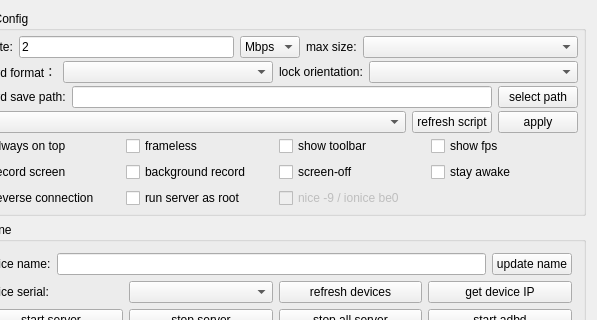
Old version of the form QtScrcpy/ui/dialog.ui in the repository uruhara91/QtScrcpy-Refactored; both pictures show x 696 to 1293 and y 0 to 320 of the 1293 by 502 pixel window.
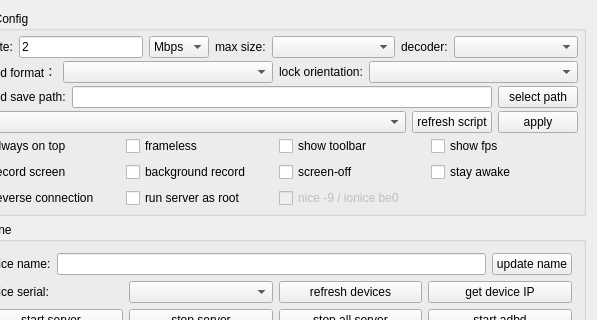
New version of the form.

The edit to the form file:
```diff
--- a/QtScrcpy/ui/dialog.ui
+++ b/QtScrcpy/ui/dialog.ui
@@ -403,6 +403,32 @@
               </property>
              </widget>
             </item>
+            <item>
+             <widget class="QLabel" name="label_decoder">
+              <property name="sizePolicy">
+               <sizepolicy hsizetype="Maximum" vsizetype="Preferred">
+                <horstretch>0</horstretch>
+                <verstretch>0</verstretch>
+               </sizepolicy>
+              </property>
+              <property name="text">
+               <string>decoder:</string>
+              </property>
+             </widget>
+            </item>
+            <item>
+             <widget class="QComboBox" name="decoderBox">
+              <property name="sizePolicy">
+               <sizepolicy hsizetype="Preferred" vsizetype="Preferred">
+                <horstretch>0</horstretch>
+                <verstretch>0</verstretch>
+               </sizepolicy>
+              </property>
+              <property name="toolTip">
+               <string>Hardware: tries GPU-accelerated decode first, falls back to software automatically if unavailable. Software: always decodes on the CPU (the well-tested path; may be preferable for low-latency/competitive use at low resolutions).</string>
+              </property>
+             </widget>
+            </item>
            </layout>
           </widget>
          </item>
```
